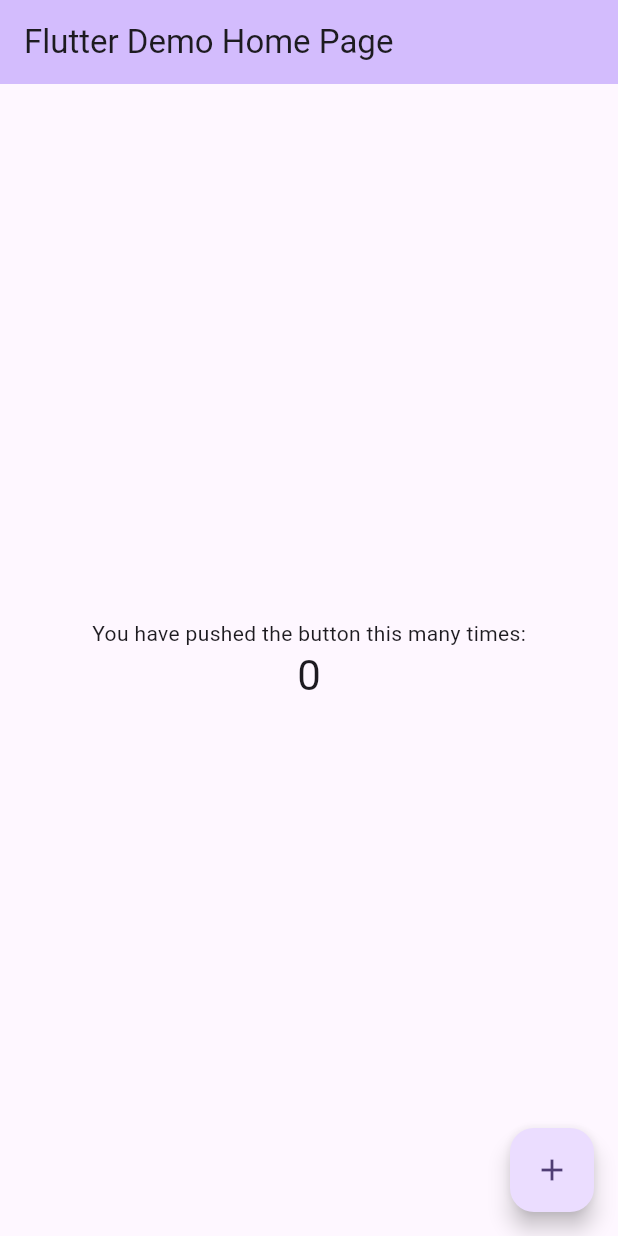
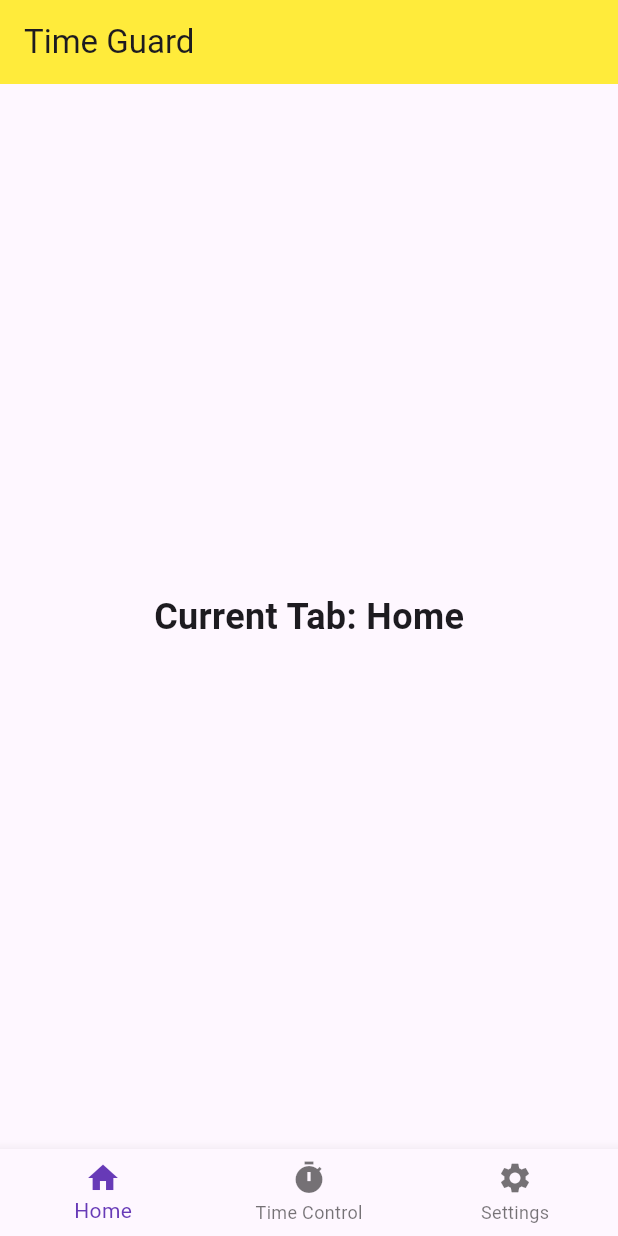
Before and after one commit to psethy2005/TimeGuard, a Flutter app: the screen it shows after launch, on a phone screen of 412 x 824 dp. Run offline on Flutter 3.47's test engine with Material 3 defaults, Android fonts, the phone set to English and light mode, and no system bars.

Commit message:
Added nav bar

```diff
--- a/lib/main.dart
+++ b/lib/main.dart
@@ -7,116 +7,67 @@ void main() {
 class MyApp extends StatelessWidget {
   const MyApp({super.key});
 
-  // This widget is the root of your application.
   @override
   Widget build(BuildContext context) {
     return MaterialApp(
-      title: 'Flutter Demo',
+      title: 'Time Guard',
       theme: ThemeData(
-        // This is the theme of your application.
-        //
-        // TRY THIS: Try running your application with "flutter run". You'll see
-        // the application has a purple toolbar. Then, without quitting the app,
-        // try changing the seedColor in the colorScheme below to Colors.green
-        // and then invoke "hot reload" (save your changes or press the "hot
-        // reload" button in a Flutter-supported IDE, or press "r" if you used
-        // the command line to start the app).
-        //
-        // Notice that the counter didn't reset back to zero; the application
-        // state is not lost during the reload. To reset the state, use hot
-        // restart instead.
-        //
-        // This works for code too, not just values: Most code changes can be
-        // tested with just a hot reload.
         colorScheme: ColorScheme.fromSeed(seedColor: Colors.deepPurple),
+        useMaterial3: true,
       ),
-      home: const MyHomePage(title: 'Flutter Demo Home Page'),
+      home: const MainScreen(),
     );
   }
 }
 
-class MyHomePage extends StatefulWidget {
-  const MyHomePage({super.key, required this.title});
-
-  // This widget is the home page of your application. It is stateful, meaning
-  // that it has a State object (defined below) that contains fields that affect
-  // how it looks.
-
-  // This class is the configuration for the state. It holds the values (in this
-  // case the title) provided by the parent (in this case the App widget) and
-  // used by the build method of the State. Fields in a Widget subclass are
-  // always marked "final".
-
-  final String title;
+class MainScreen extends StatefulWidget {
+  const MainScreen({super.key});
 
   @override
-  State<MyHomePage> createState() => _MyHomePageState();
+  State<MainScreen> createState() => _MainScreenState();
 }
 
-class _MyHomePageState extends State<MyHomePage> {
-  int _counter = 0;
+class _MainScreenState extends State<MainScreen> {
+  int _selectedIndex = 0;
 
-  void _incrementCounter() {
+  void _onItemTapped(int index) {
     setState(() {
-      // This call to setState tells the Flutter framework that something has
-      // changed in this State, which causes it to rerun the build method below
-      // so that the display can reflect the updated values. If we changed
-      // _counter without calling setState(), then the build method would not be
-      // called again, and so nothing would appear to happen.
-      _counter++;
+      _selectedIndex = index;
     });
   }
 
   @override
   Widget build(BuildContext context) {
-    // This method is rerun every time setState is called, for instance as done
-    // by the _incrementCounter method above.
-    //
-    // The Flutter framework has been optimized to make rerunning build methods
-    // fast, so that you can just rebuild anything that needs updating rather
-    // than having to individually change instances of widgets.
     return Scaffold(
       appBar: AppBar(
-        // TRY THIS: Try changing the color here to a specific color (to
-        // Colors.amber, perhaps?) and trigger a hot reload to see the AppBar
-        // change color while the other colors stay the same.
-        backgroundColor: Theme.of(context).colorScheme.inversePrimary,
-        // Here we take the value from the MyHomePage object that was created by
-        // the App.build method, and use it to set our appbar title.
-        title: Text(widget.title),
+        title: const Text('Time Guard'),
+        backgroundColor: Colors.yellow,
       ),
       body: Center(
-        // Center is a layout widget. It takes a single child and positions it
-        // in the middle of the parent.
-        child: Column(
-          // Column is also a layout widget. It takes a list of children and
-          // arranges them vertically. By default, it sizes itself to fit its
-          // children horizontally, and tries to be as tall as its parent.
-          //
-          // Column has various properties to control how it sizes itself and
-          // how it positions its children. Here we use mainAxisAlignment to
-          // center the children vertically; the main axis here is the vertical
-          // axis because Columns are vertical (the cross axis would be
-          // horizontal).
-          //
-          // TRY THIS: Invoke "debug painting" (choose the "Toggle Debug Paint"
-          // action in the IDE, or press "p" in the console), to see the
-          // wireframe for each widget.
-          mainAxisAlignment: MainAxisAlignment.center,
-          children: <Widget>[
-            const Text('You have pushed the button this many times:'),
-            Text(
-              '$_counter',
-              style: Theme.of(context).textTheme.headlineMedium,
-            ),
-          ],
+        child: Text(
+          'Current Tab: ${_selectedIndex == 0 ? "Home" : _selectedIndex == 1 ? "Time Control" : "Settings"}',
+          style: const TextStyle(fontSize: 24, fontWeight: FontWeight.bold),
         ),
       ),
-      floatingActionButton: FloatingActionButton(
-        onPressed: _incrementCounter,
-        tooltip: 'Increment',
-        child: const Icon(Icons.add),
-      ), // This trailing comma makes auto-formatting nicer for build methods.
+      bottomNavigationBar: BottomNavigationBar(
+        items: const <BottomNavigationBarItem>[
+          BottomNavigationBarItem(
+            icon: Icon(Icons.home),
+            label: 'Home',
+          ),
+          BottomNavigationBarItem(
+            icon: Icon(Icons.timer),
+            label: 'Time Control',
+          ),
+          BottomNavigationBarItem(
+            icon: Icon(Icons.settings),
+            label: 'Settings',
+          ),
+        ],
+        currentIndex: _selectedIndex,
+        selectedItemColor: Colors.deepPurple,
+        onTap: _onItemTapped,
+      ),
     );
   }
 }
```
